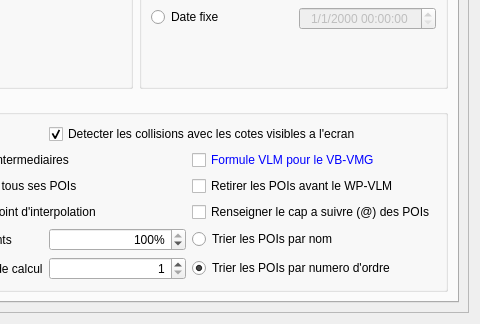
The window that src/Ui/Route_Editor.ui (nohal/qtVlm) describes before a commit, drawn with Qt 5; both pictures show x 160 to 640 and y 325 to 649 of the 640 by 649 pixel window.
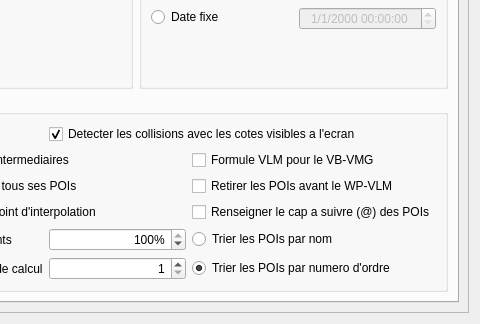
The same window after the commit.

```diff
--- a/src/Ui/Route_Editor.ui
+++ b/src/Ui/Route_Editor.ui
@@ -42,8 +42,8 @@
        <rect>
         <x>0</x>
         <y>0</y>
-        <width>616</width>
-        <height>625</height>
+        <width>620</width>
+        <height>629</height>
        </rect>
       </property>
       <layout class="QGridLayout" name="gridLayout_2">
@@ -314,43 +314,6 @@
               </item>
               <item row="1" column="2">
                <widget class="QCheckBox" name="useVbvmgVlm">
-                <property name="palette">
-                 <palette>
-                  <active>
-                   <colorrole role="WindowText">
-                    <brush brushstyle="SolidPattern">
-                     <color alpha="255">
-                      <red>0</red>
-                      <green>0</green>
-                      <blue>255</blue>
-                     </color>
-                    </brush>
-                   </colorrole>
-                  </active>
-                  <inactive>
-                   <colorrole role="WindowText">
-                    <brush brushstyle="SolidPattern">
-                     <color alpha="255">
-                      <red>0</red>
-                      <green>0</green>
-                      <blue>255</blue>
-                     </color>
-                    </brush>
-                   </colorrole>
-                  </inactive>
-                  <disabled>
-                   <colorrole role="WindowText">
-                    <brush brushstyle="SolidPattern">
-                     <color alpha="255">
-                      <red>120</red>
-                      <green>120</green>
-                      <blue>120</blue>
-                     </color>
-                    </brush>
-                   </colorrole>
-                  </disabled>
-                 </palette>
-                </property>
                 <property name="toolTip">
                  <string>Ce bouton a 3 etats, selon que vous utilisez la formule qtVlm, une formule VLM optimisee, ou la formule VLM originale. La formule VLM optimisee donne en principe exactement les memes resultats que la formule non optimisee.</string>
                 </property>
```
Left out of the diff: 9 changed lines with no effect on the pictures.
